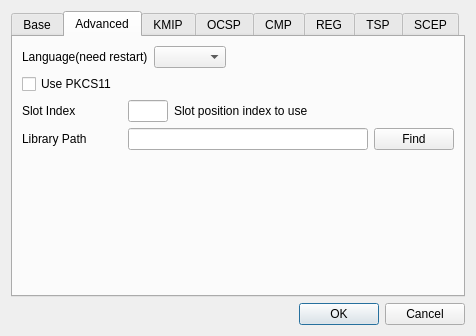
This is CertMan/settings_dlg.ui in jykim74/CertMan as Qt 5 draws it before an edit. The edited form follows.
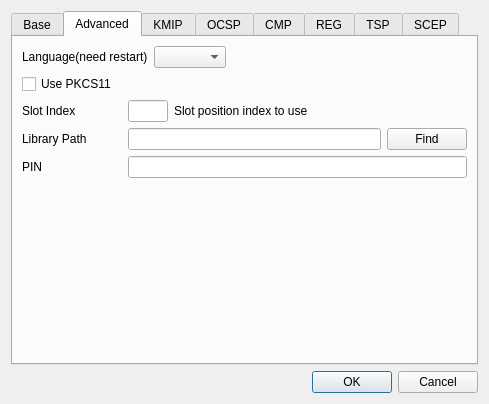
This is the edited form.

The edit to the form file:
```diff
--- a/CertMan/settings_dlg.ui
+++ b/CertMan/settings_dlg.ui
@@ -6,8 +6,8 @@
    <rect>
     <x>0</x>
     <y>0</y>
-    <width>476</width>
-    <height>328</height>
+    <width>489</width>
+    <height>404</height>
    </rect>
   </property>
   <property name="windowTitle">
@@ -351,6 +351,39 @@
          </item>
         </layout>
        </item>
+       <item>
+        <layout class="QGridLayout" name="gridLayout_30">
+         <property name="topMargin">
+          <number>0</number>
+         </property>
+         <item row="0" column="0">
+          <widget class="QLabel" name="label_33">
+           <property name="minimumSize">
+            <size>
+             <width>100</width>
+             <height>0</height>
+            </size>
+           </property>
+           <property name="maximumSize">
+            <size>
+             <width>100</width>
+             <height>16777215</height>
+            </size>
+           </property>
+           <property name="text">
+            <string>PIN</string>
+           </property>
+          </widget>
+         </item>
+         <item row="0" column="1">
+          <widget class="QLineEdit" name="mPINText">
+           <property name="echoMode">
+            <enum>QLineEdit::Password</enum>
+           </property>
+          </widget>
+         </item>
+        </layout>
+       </item>
        <item>
         <spacer name="verticalSpacer_2">
          <property name="orientation">
```
